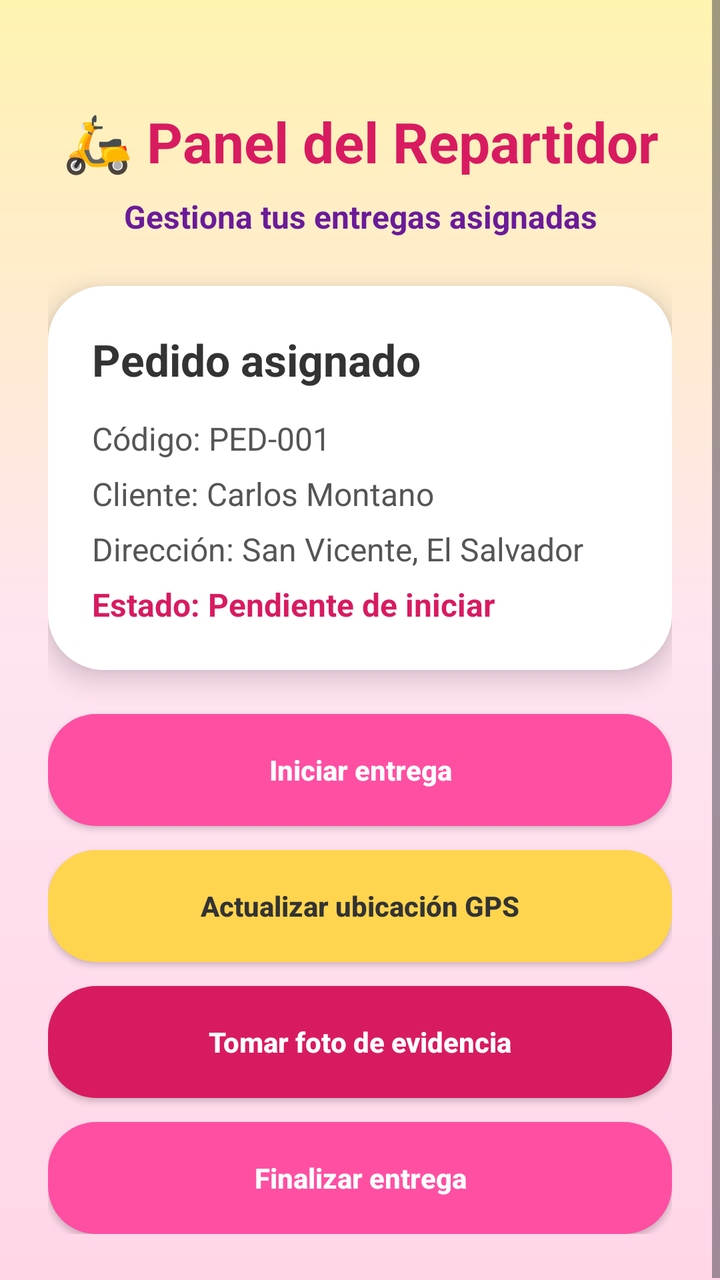
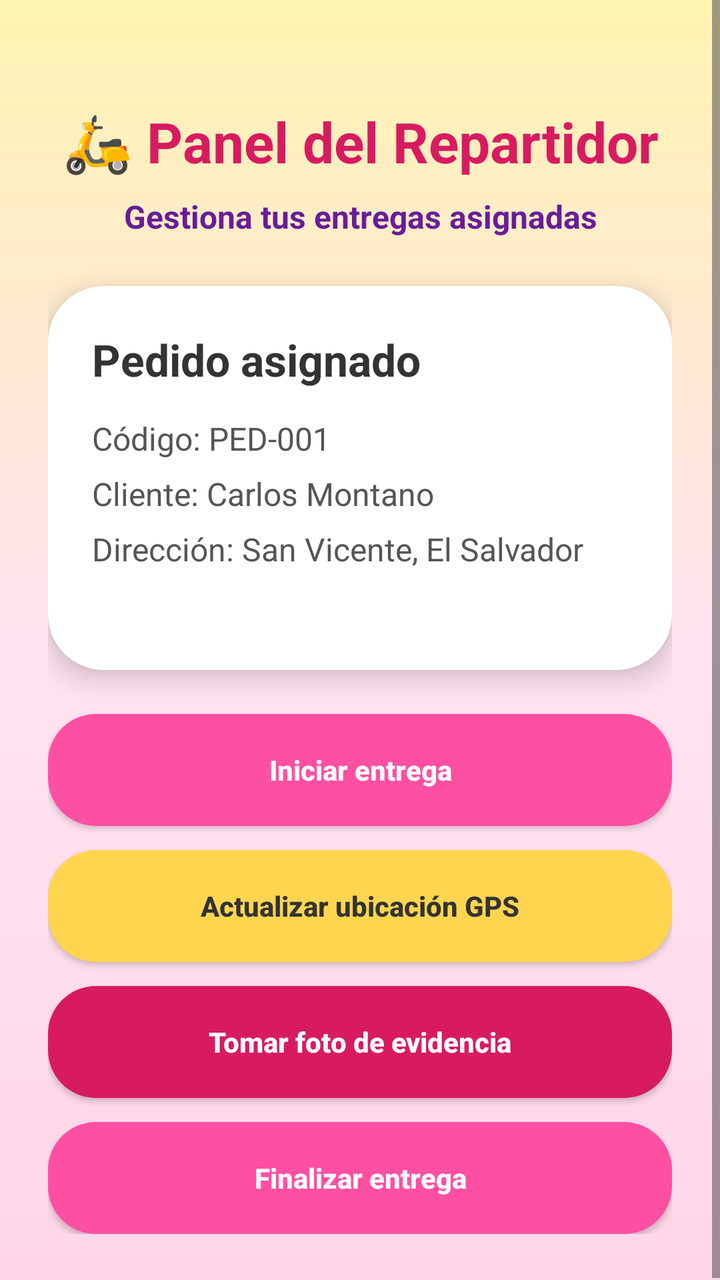

An Android layout rendered at two revisions. The XML below is the earlier revision; the diff shows what the commit changed to produce the second picture.
<!-- AndroidManifest.xml: application theme Theme.ProyectoInnovacionPDM2026GT1Grupo2 -->
<!-- res/layout/activity_repartidor.xml -->
<?xml version="1.0" encoding="utf-8"?>
<ScrollView xmlns:android="http://schemas.android.com/apk/res/android"
    android:layout_width="match_parent"
    android:layout_height="match_parent"
    android:fillViewport="true"
    android:background="@drawable/bg_delivery_gradient">

    <LinearLayout
        android:layout_width="match_parent"
        android:layout_height="wrap_content"
        android:orientation="vertical"
        android:padding="24dp">

        
        <TextView
            android:layout_width="match_parent"
            android:layout_height="wrap_content"
            android:text="🛵 Panel del Repartidor"
            android:textSize="28sp"
            android:textStyle="bold"
            android:textColor="#D81B60"
            android:gravity="center"
            android:layout_marginTop="28dp"
            android:layout_marginBottom="8dp" />

        <TextView
            android:layout_width="match_parent"
            android:layout_height="wrap_content"
            android:text="Gestiona tus entregas asignadas"
            android:textSize="16sp"
            android:textStyle="bold"
            android:textColor="#6A1B9A"
            android:gravity="center"
            android:layout_marginBottom="24dp" />

        
        <LinearLayout
            android:layout_width="match_parent"
            android:layout_height="wrap_content"
            android:orientation="vertical"
            android:background="@drawable/bg_card_login"
            android:elevation="8dp"
            android:padding="22dp"
            android:layout_marginBottom="22dp">

            <TextView
                android:layout_width="match_parent"
                android:layout_height="wrap_content"
                android:text="Pedido asignado"
                android:textSize="22sp"
                android:textStyle="bold"
                android:textColor="#333333"
                android:layout_marginBottom="14dp" />

            <TextView
                android:layout_width="match_parent"
                android:layout_height="wrap_content"
                android:text="Código: PED-001"
                android:textSize="16sp"
                android:textColor="#555555"
                android:layout_marginBottom="6dp" />

            <TextView
                android:layout_width="match_parent"
                android:layout_height="wrap_content"
                android:text="Cliente: Carlos Montano"
                android:textSize="16sp"
                android:textColor="#555555"
                android:layout_marginBottom="6dp" />

            <TextView
                android:layout_width="match_parent"
                android:layout_height="wrap_content"
                android:text="Dirección: San Vicente, El Salvador"
                android:textSize="16sp"
                android:textColor="#555555"
                android:layout_marginBottom="6dp" />

            <TextView
                android:layout_width="match_parent"
                android:layout_height="wrap_content"
                android:text="Estado: Pendiente de iniciar"
                android:textSize="16sp"
                android:textStyle="bold"
                android:textColor="#D81B60" />

        </LinearLayout>

        
        <Button
            android:id="@+id/btnIniciarEntrega"
            android:layout_width="match_parent"
            android:layout_height="56dp"
            android:text="Iniciar entrega"
            android:textAllCaps="false"
            android:textStyle="bold"
            android:textColor="#FFFFFF"
            android:background="@drawable/bg_button_pink"
            android:layout_marginBottom="12dp" />

        <Button
            android:id="@+id/btnActualizarUbicacion"
            android:layout_width="match_parent"
            android:layout_height="56dp"
            android:text="Actualizar ubicación GPS"
            android:textAllCaps="false"
            android:textStyle="bold"
            android:textColor="#333333"
            android:background="@drawable/bg_button_yellow"
            android:layout_marginBottom="12dp" />

        <Button
            android:id="@+id/btnTomarEvidencia"
            android:layout_width="match_parent"
            android:layout_height="56dp"
            android:text="Tomar foto de evidencia"
            android:textAllCaps="false"
            android:textStyle="bold"
            android:textColor="#FFFFFF"
            android:background="@drawable/bg_button_dark_pink"
            android:layout_marginBottom="12dp" />

        <Button
            android:id="@+id/btnFinalizarEntrega"
            android:layout_width="match_parent"
            android:layout_height="56dp"
            android:text="Finalizar entrega"
            android:textAllCaps="false"
            android:textStyle="bold"
            android:textColor="#FFFFFF"
            android:background="@drawable/bg_button_pink" />

    </LinearLayout>

</ScrollView>
<!-- resources referenced by this layout -->
<resources>
  <!-- drawable bg_button_dark_pink (drawable) -->
  <?xml version="1.0" encoding="utf-8"?>
  <shape xmlns:android="http://schemas.android.com/apk/res/android">
  
      
      <solid android:color="#D81B60" />
  
      <corners android:radius="24dp" />
  
  </shape>
  <!-- drawable bg_button_pink (drawable) -->
  <?xml version="1.0" encoding="utf-8"?>
  <shape xmlns:android="http://schemas.android.com/apk/res/android">
  
      
      <solid android:color="#FF4FA3" />
  
      <corners android:radius="24dp" />
  
  </shape>
  <!-- drawable bg_button_yellow (drawable) -->
  <?xml version="1.0" encoding="utf-8"?>
  <shape xmlns:android="http://schemas.android.com/apk/res/android">
  
      
      <solid android:color="#FFD54F" />
  
      <corners android:radius="24dp" />
  
  </shape>
  <!-- drawable bg_card_login (drawable) -->
  <?xml version="1.0" encoding="utf-8"?>
  <shape xmlns:android="http://schemas.android.com/apk/res/android">
  
      
      <solid android:color="#FFFFFF" />
  
      <corners android:radius="28dp" />
  
  </shape>
  <!-- drawable bg_delivery_gradient (drawable) -->
  <?xml version="1.0" encoding="utf-8"?>
  <shape xmlns:android="http://schemas.android.com/apk/res/android">
  
      
      <gradient
          android:startColor="#FFF3B0"
          android:centerColor="#FFE4F1"
          android:endColor="#FFD6E8"
          android:angle="270" />
  
  </shape>
  <style name="Theme.ProyectoInnovacionPDM2026GT1Grupo2" parent="Base.Theme.ProyectoInnovacionPDM2026GT1Grupo2" />
  <style name="Base.Theme.ProyectoInnovacionPDM2026GT1Grupo2" parent="Theme.Material3.DayNight.NoActionBar">
          
          
      </style>
</resources>

<!-- the commit's change to res/layout/activity_repartidor.xml (unified diff, before → after) -->
@@ -77,9 +77,9 @@
                 android:layout_marginBottom="6dp" />
 
             <TextView
+                android:id="@+id/txtEstadoRepartidor"
                 android:layout_width="match_parent"
                 android:layout_height="wrap_content"
-                android:text="Estado: Pendiente de iniciar"
                 android:textSize="16sp"
                 android:textStyle="bold"
                 android:textColor="#D81B60" />
